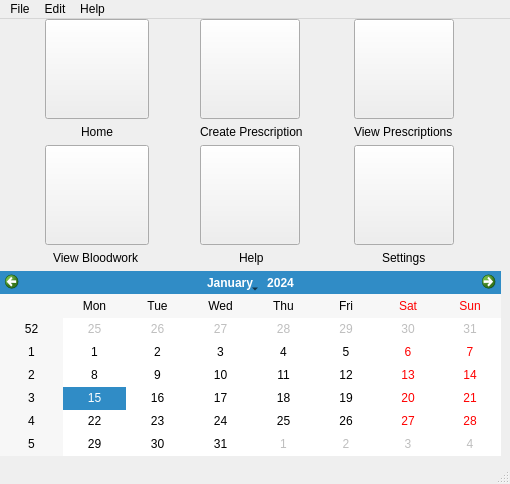
This is mainwindow.ui in dan-yates1/pharmacy-system as Qt 5 draws it before an edit. The edited form follows.
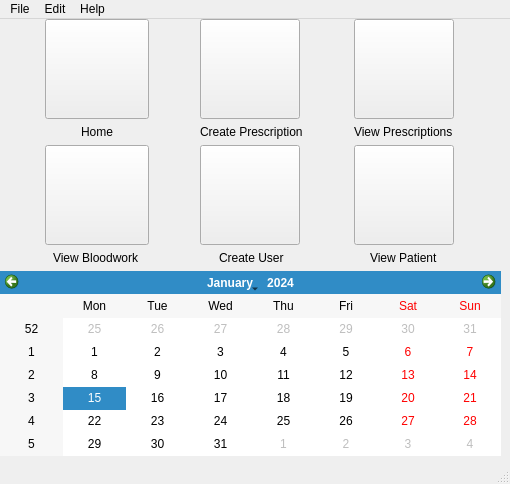
This is the edited form.

Commit message: Added create user form

```diff
--- a/mainwindow.ui
+++ b/mainwindow.ui
@@ -165,14 +165,14 @@
        <item row="3" column="1" alignment="Qt::AlignHCenter">
         <widget class="QLabel" name="label_5">
          <property name="text">
-          <string>Help</string>
+          <string>Create User</string>
          </property>
         </widget>
        </item>
        <item row="3" column="2" alignment="Qt::AlignHCenter">
         <widget class="QLabel" name="label_6">
          <property name="text">
-          <string>Settings</string>
+          <string>View Patient</string>
          </property>
         </widget>
        </item>
```
Left out of the diff: 4 changed lines with no effect on the pictures. The commit also changes 10 other files.
